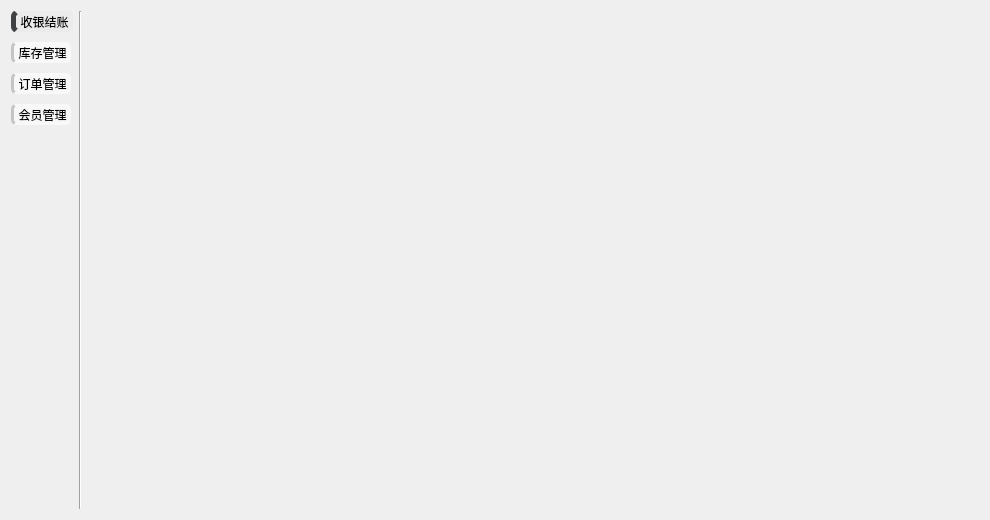
The window that view/page/pagemain.ui (ylxcvvan/Supermarket-Commodity-Management-System) describes before a commit, drawn with Qt 5.
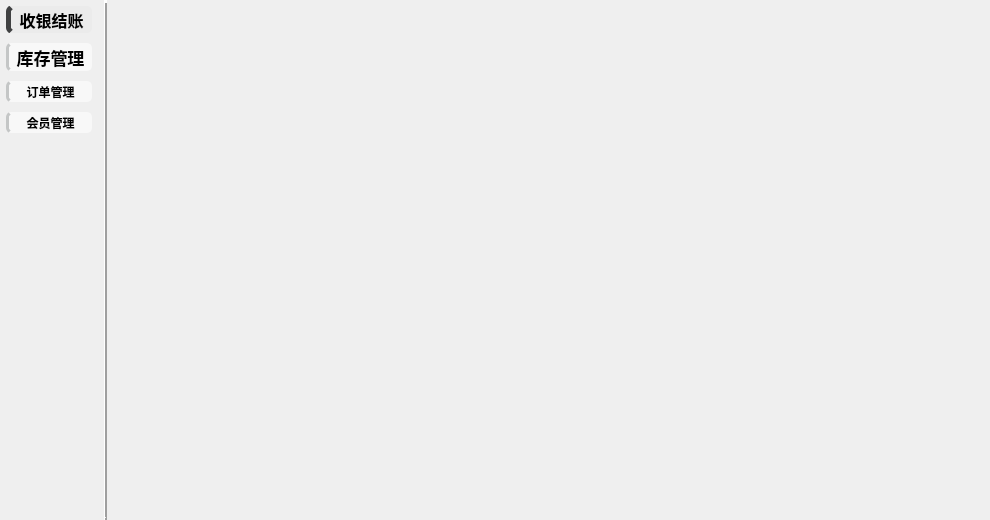
The same window after the commit. Icons and pictures are not drawn. Custom widgets are drawn as their Qt base class.

Commit message: 更新了左侧按钮的大小随窗口大小自动调整

```diff
--- a/view/page/pagemain.ui
+++ b/view/page/pagemain.ui
@@ -13,20 +13,57 @@
   <property name="windowTitle">
    <string>Form</string>
   </property>
-  <layout class="QHBoxLayout" name="horizontalLayout" stretch="0,0,0">
+  <layout class="QHBoxLayout" name="horizontalLayout" stretch="1,0,9">
+   <property name="leftMargin">
+    <number>0</number>
+   </property>
+   <property name="topMargin">
+    <number>0</number>
+   </property>
+   <property name="rightMargin">
+    <number>0</number>
+   </property>
+   <property name="bottomMargin">
+    <number>0</number>
+   </property>
    <item>
     <layout class="QVBoxLayout" name="verticalLayout">
      <property name="spacing">
       <number>10</number>
      </property>
+     <property name="leftMargin">
+      <number>6</number>
+     </property>
+     <property name="topMargin">
+      <number>6</number>
+     </property>
+     <property name="rightMargin">
+      <number>6</number>
+     </property>
+     <property name="bottomMargin">
+      <number>6</number>
+     </property>
      <item>
       <widget class="QToolButton" name="toolButtonCashier">
        <property name="sizePolicy">
-        <sizepolicy hsizetype="Fixed" vsizetype="Fixed">
+        <sizepolicy hsizetype="Expanding" vsizetype="Preferred">
          <horstretch>0</horstretch>
          <verstretch>0</verstretch>
         </sizepolicy>
        </property>
+       <property name="maximumSize">
+        <size>
+         <width>300</width>
+         <height>300</height>
+        </size>
+       </property>
+       <property name="font">
+        <font>
+         <family>微软雅黑</family>
+         <pointsize>12</pointsize>
+         <bold>true</bold>
+        </font>
+       </property>
        <property name="styleSheet">
         <string notr="true">#toolButtonCashier {
     border-radius: 5px;
@@ -82,11 +119,24 @@
      <item>
       <widget class="QToolButton" name="toolButtonInventory">
        <property name="sizePolicy">
-        <sizepolicy hsizetype="Fixed" vsizetype="Fixed">
+        <sizepolicy hsizetype="Expanding" vsizetype="Preferred">
          <horstretch>0</horstretch>
          <verstretch>0</verstretch>
         </sizepolicy>
        </property>
+       <property name="maximumSize">
+        <size>
+         <width>300</width>
+         <height>300</height>
+        </size>
+       </property>
+       <property name="font">
+        <font>
+         <family>微软雅黑</family>
+         <pointsize>13</pointsize>
+         <bold>true</bold>
+        </font>
+       </property>
        <property name="styleSheet">
         <string notr="true">#toolButtonInventory {
     border-radius: 5px;
@@ -134,11 +184,23 @@
      <item>
       <widget class="QToolButton" name="toolButtonOrder">
        <property name="sizePolicy">
-        <sizepolicy hsizetype="Fixed" vsizetype="Fixed">
+        <sizepolicy hsizetype="Expanding" vsizetype="Preferred">
          <horstretch>0</horstretch>
          <verstretch>0</verstretch>
         </sizepolicy>
        </property>
+       <property name="maximumSize">
+        <size>
+         <width>300</width>
+         <height>300</height>
+        </size>
+       </property>
+       <property name="font">
+        <font>
+         <family>微软雅黑</family>
+         <bold>true</bold>
+        </font>
+       </property>
        <property name="styleSheet">
         <string notr="true">#toolButtonOrder {
     border-radius: 5px;
@@ -186,11 +248,23 @@
      <item>
       <widget class="QToolButton" name="toolButtonVip">
        <property name="sizePolicy">
-        <sizepolicy hsizetype="Fixed" vsizetype="Fixed">
+        <sizepolicy hsizetype="Expanding" vsizetype="Preferred">
          <horstretch>0</horstretch>
          <verstretch>0</verstretch>
         </sizepolicy>
        </property>
+       <property name="maximumSize">
+        <size>
+         <width>300</width>
+         <height>300</height>
+        </size>
+       </property>
+       <property name="font">
+        <font>
+         <family>微软雅黑</family>
+         <bold>true</bold>
+        </font>
+       </property>
        <property name="styleSheet">
         <string notr="true">#toolButtonVip {
     border-radius: 5px;
@@ -252,6 +326,15 @@
    </item>
    <item>
     <widget class="Line" name="line">
+     <property name="styleSheet">
+      <string notr="true"/>
+     </property>
+     <property name="frameShadow">
+      <enum>QFrame::Raised</enum>
+     </property>
+     <property name="lineWidth">
+      <number>3</number>
+     </property>
      <property name="orientation">
       <enum>Qt::Vertical</enum>
      </property>
@@ -262,6 +345,13 @@
    </item>
   </layout>
  </widget>
+ <customwidgets>
+  <customwidget>
+   <class>ResizableIconButton</class>
+   <extends>QToolButton</extends>
+   <header>view/page/resizableiconbutton.h</header>
+  </customwidget>
+ </customwidgets>
  <resources>
   <include location="../../images.qrc"/>
  </resources>
```
Left out of the diff: 8 changed lines with no effect on the pictures. The commit also changes 4 other files.
